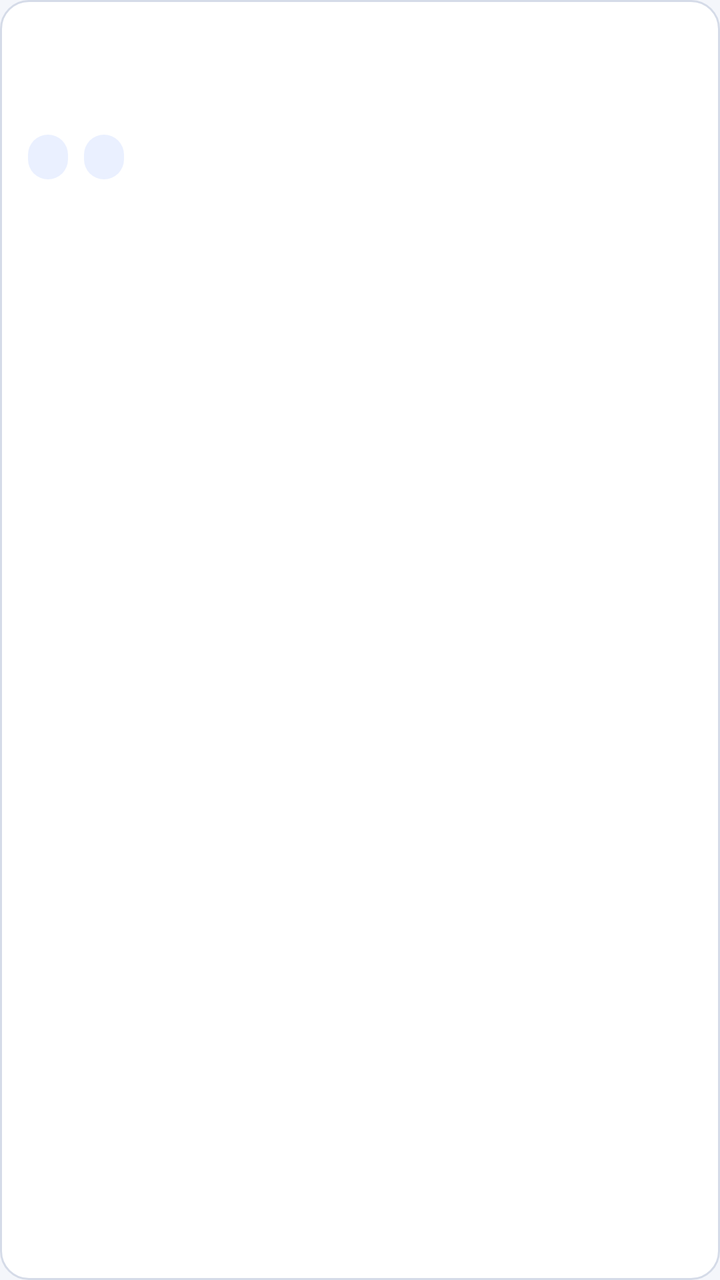
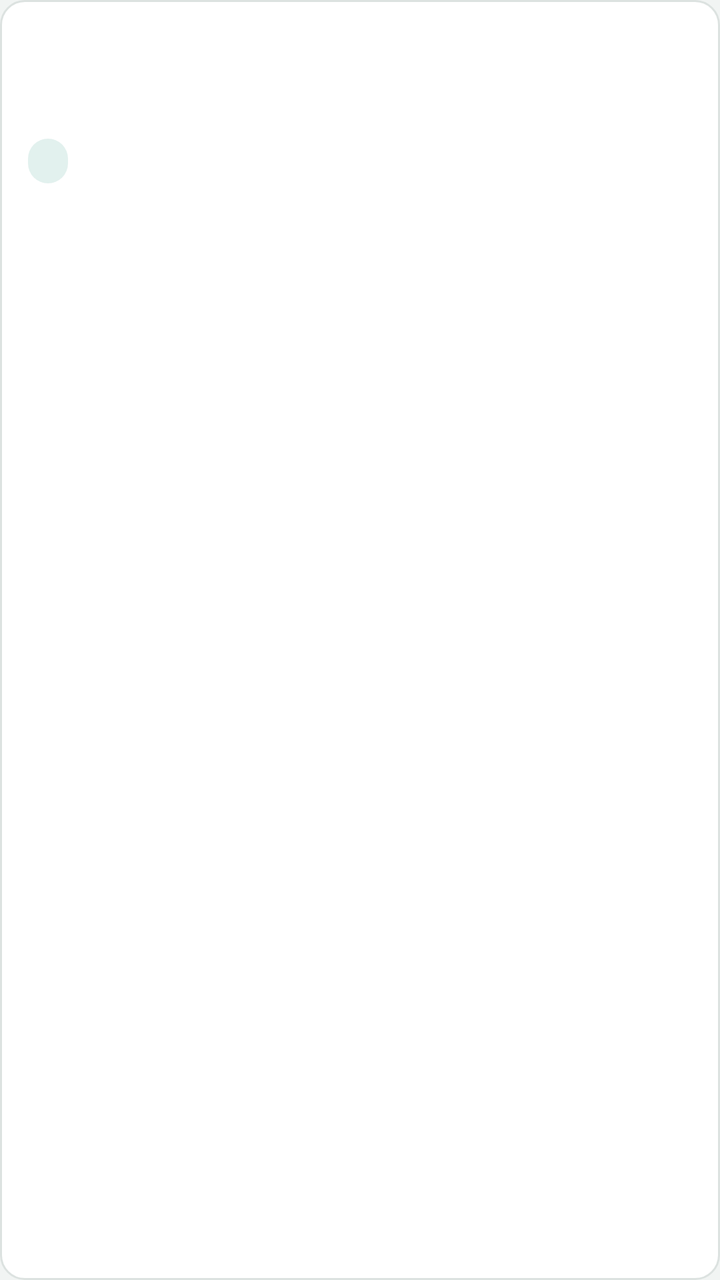

Two renders of the same Android screen: before a commit and after it. Below are the layout's source before the change and the commit's diff.
<!-- AndroidManifest.xml: application theme Theme.OperacionesCrud -->
<!-- res/layout/item_producto.xml -->
<?xml version="1.0" encoding="utf-8"?>
<LinearLayout xmlns:android="http://schemas.android.com/apk/res/android"
    android:layout_width="match_parent"
    android:layout_height="wrap_content"
    android:layout_marginBottom="10dp"
    android:background="@drawable/bg_item"
    android:clickable="true"
    android:focusable="true"
    android:orientation="vertical"
    android:padding="14dp">

    <LinearLayout
        android:layout_width="match_parent"
        android:layout_height="wrap_content"
        android:gravity="center_vertical"
        android:orientation="horizontal">

        <TextView
            android:id="@+id/tvItemNombre"
            android:layout_width="0dp"
            android:layout_height="wrap_content"
            android:layout_marginEnd="8dp"
            android:layout_weight="1"
            android:ellipsize="end"
            android:maxLines="1"
            android:textColor="@color/text_primary"
            android:textSize="16sp"
            android:textStyle="bold" />

        <TextView
            android:id="@+id/tvItemPrecio"
            android:layout_width="wrap_content"
            android:layout_height="wrap_content"
            android:textColor="@color/primary"
            android:textSize="16sp"
            android:textStyle="bold" />
    </LinearLayout>

    <TextView
        android:id="@+id/tvItemDescripcion"
        android:layout_width="match_parent"
        android:layout_height="wrap_content"
        android:layout_marginTop="4dp"
        android:ellipsize="end"
        android:maxLines="2"
        android:textColor="@color/text_secondary"
        android:textSize="13sp" />

    <LinearLayout
        android:layout_width="match_parent"
        android:layout_height="wrap_content"
        android:layout_marginTop="10dp"
        android:orientation="horizontal">

        <TextView
            android:id="@+id/tvItemCantidad"
            android:layout_width="wrap_content"
            android:layout_height="wrap_content"
            android:layout_marginEnd="8dp"
            android:background="@drawable/bg_chip"
            android:paddingStart="10dp"
            android:paddingTop="3dp"
            android:paddingEnd="10dp"
            android:paddingBottom="3dp"
            android:textColor="@color/primary_dark"
            android:textSize="12sp" />

        <TextView
            android:id="@+id/tvItemProveedor"
            android:layout_width="wrap_content"
            android:layout_height="wrap_content"
            android:background="@drawable/bg_chip"
            android:ellipsize="end"
            android:maxLines="1"
            android:paddingStart="10dp"
            android:paddingTop="3dp"
            android:paddingEnd="10dp"
            android:paddingBottom="3dp"
            android:textColor="@color/primary_dark"
            android:textSize="12sp" />
    </LinearLayout>
</LinearLayout>
<!-- resources referenced by this layout -->
<resources>
  <color name="primary">#FF2F5BEA</color>
  <color name="primary_dark">#FF1E3FAE</color>
  <color name="text_primary">#FF1B2236</color>
  <color name="text_secondary">#FF5F6B85</color>
  <!-- drawable bg_chip (drawable) -->
  <?xml version="1.0" encoding="utf-8"?>
  <shape xmlns:android="http://schemas.android.com/apk/res/android" android:shape="rectangle">
      <solid android:color="@color/primary_light" />
      <corners android:radius="20dp" />
  </shape>
  <!-- drawable bg_item (drawable) -->
  <?xml version="1.0" encoding="utf-8"?>
  <ripple xmlns:android="http://schemas.android.com/apk/res/android"
      android:color="@color/ripple">
      <item>
          <selector>
              <item android:state_activated="true">
                  <shape android:shape="rectangle">
                      <solid android:color="@color/primary_light" />
                      <corners android:radius="14dp" />
                      <stroke android:width="2dp" android:color="@color/primary" />
                  </shape>
              </item>
              <item>
                  <shape android:shape="rectangle">
                      <solid android:color="@color/surface" />
                      <corners android:radius="14dp" />
                      <stroke android:width="1dp" android:color="@color/stroke" />
                  </shape>
              </item>
          </selector>
      </item>
  </ripple>
  <style name="Theme.OperacionesCrud" parent="android:Theme.Material.Light.NoActionBar">
          <item name="android:colorPrimary">@color/primary</item>
          <item name="android:colorAccent">@color/primary</item>
          <item name="android:colorControlActivated">@color/primary</item>
          <item name="android:windowBackground">@color/background</item>
          <item name="android:statusBarColor">@color/primary_dark</item>
          <item name="android:textColorPrimary">@color/text_primary</item>
          <item name="android:textColorHint">@color/text_hint</item>
      </style>
  <color name="primary_light">#FFEAF0FF</color>
  <color name="ripple">#1F2F5BEA</color>
  <color name="surface">#FFFFFFFF</color>
  <color name="stroke">#FFD5DBE8</color>
  <color name="background">#FFF4F6FB</color>
  <color name="text_hint">#FF9AA3B8</color>
</resources>

<!-- the commit's change to res/layout/item_producto.xml (unified diff, before → after) -->
@@ -2,7 +2,7 @@
 <LinearLayout xmlns:android="http://schemas.android.com/apk/res/android"
     android:layout_width="match_parent"
     android:layout_height="wrap_content"
-    android:layout_marginBottom="10dp"
+    android:layout_marginBottom="8dp"
     android:background="@drawable/bg_item"
     android:clickable="true"
     android:focusable="true"
@@ -19,21 +19,21 @@
             android:id="@+id/tvItemNombre"
             android:layout_width="0dp"
             android:layout_height="wrap_content"
-            android:layout_marginEnd="8dp"
+            android:layout_marginEnd="12dp"
             android:layout_weight="1"
             android:ellipsize="end"
+            android:fontFamily="sans-serif-medium"
             android:maxLines="1"
             android:textColor="@color/text_primary"
-            android:textSize="16sp"
-            android:textStyle="bold" />
+            android:textSize="16sp" />
 
         <TextView
             android:id="@+id/tvItemPrecio"
             android:layout_width="wrap_content"
             android:layout_height="wrap_content"
-            android:textColor="@color/primary"
-            android:textSize="16sp"
-            android:textStyle="bold" />
+            android:fontFamily="sans-serif-medium"
+            android:textColor="@color/primary_dark"
+            android:textSize="16sp" />
     </LinearLayout>
 
     <TextView
@@ -49,34 +49,33 @@
     <LinearLayout
         android:layout_width="match_parent"
         android:layout_height="wrap_content"
-        android:layout_marginTop="10dp"
+        android:layout_marginTop="12dp"
+        android:gravity="center_vertical"
         android:orientation="horizontal">
 
+        
         <TextView
             android:id="@+id/tvItemCantidad"
             android:layout_width="wrap_content"
             android:layout_height="wrap_content"
-            android:layout_marginEnd="8dp"
-            android:background="@drawable/bg_chip"
+            android:background="@drawable/bg_chip_ok"
+            android:fontFamily="sans-serif-medium"
             android:paddingStart="10dp"
             android:paddingTop="3dp"
             android:paddingEnd="10dp"
             android:paddingBottom="3dp"
-            android:textColor="@color/primary_dark"
+            android:textColor="@color/success"
             android:textSize="12sp" />
 
         <TextView
             android:id="@+id/tvItemProveedor"
-            android:layout_width="wrap_content"
+            android:layout_width="0dp"
             android:layout_height="wrap_content"
-            android:background="@drawable/bg_chip"
+            android:layout_marginStart="10dp"
+            android:layout_weight="1"
             android:ellipsize="end"
             android:maxLines="1"
-            android:paddingStart="10dp"
-            android:paddingTop="3dp"
-            android:paddingEnd="10dp"
-            android:paddingBottom="3dp"
-            android:textColor="@color/primary_dark"
-            android:textSize="12sp" />
+            android:textColor="@color/text_secondary"
+            android:textSize="13sp" />
     </LinearLayout>
 </LinearLayout>
<!-- resource entries referenced after the edit -->
@@ -1,36 +1,42 @@
 <!-- resources referenced by this layout -->
 <resources>
-  <color name="primary">#FF2F5BEA</color>
-  <color name="primary_dark">#FF1E3FAE</color>
-  <color name="text_primary">#FF1B2236</color>
-  <color name="text_secondary">#FF5F6B85</color>
-  <!-- drawable bg_chip (drawable) -->
+  <color name="primary">#FF0E7C6B</color>
+  <color name="primary_dark">#FF0A5C4F</color>
+  <color name="success">#FF0B5F52</color>
+  <color name="text_primary">#FF16202A</color>
+  <color name="text_secondary">#FF56626B</color>
+  <!-- drawable bg_chip_ok (drawable) -->
   <?xml version="1.0" encoding="utf-8"?>
   <shape xmlns:android="http://schemas.android.com/apk/res/android" android:shape="rectangle">
-      <solid android:color="@color/primary_light" />
-      <corners android:radius="20dp" />
+      <solid android:color="@color/success_light" />
+      <corners android:radius="100dp" />
   </shape>
   <!-- drawable bg_item (drawable) -->
   <?xml version="1.0" encoding="utf-8"?>
-  <ripple xmlns:android="http://schemas.android.com/apk/res/android"
-      android:color="@color/ripple">
+  <ripple xmlns:android="http://schemas.android.com/apk/res/android" android:color="@color/ripple">
       <item>
           <selector>
               <item android:state_activated="true">
                   <shape android:shape="rectangle">
                       <solid android:color="@color/primary_light" />
-                      <corners android:radius="14dp" />
                       <stroke android:width="2dp" android:color="@color/primary" />
+                      <corners android:radius="12dp" />
                   </shape>
               </item>
               <item>
                   <shape android:shape="rectangle">
                       <solid android:color="@color/surface" />
-                      <corners android:radius="14dp" />
                       <stroke android:width="1dp" android:color="@color/stroke" />
+                      <corners android:radius="12dp" />
                   </shape>
               </item>
           </selector>
+      </item>
+      <item android:id="@android:id/mask">
+          <shape android:shape="rectangle">
+              <solid android:color="#FFFFFFFF" />
+              <corners android:radius="12dp" />
+          </shape>
       </item>
   </ripple>
   <style name="Theme.OperacionesCrud" parent="android:Theme.Material.Light.NoActionBar">
@@ -42,11 +48,12 @@
           <item name="android:textColorPrimary">@color/text_primary</item>
           <item name="android:textColorHint">@color/text_hint</item>
       </style>
-  <color name="primary_light">#FFEAF0FF</color>
-  <color name="ripple">#1F2F5BEA</color>
+  <color name="success_light">#FFE2F1EE</color>
+  <color name="primary_light">#FFE2F1EE</color>
+  <color name="ripple">#1F0E7C6B</color>
   <color name="surface">#FFFFFFFF</color>
-  <color name="stroke">#FFD5DBE8</color>
-  <color name="background">#FFF4F6FB</color>
-  <color name="text_hint">#FF9AA3B8</color>
+  <color name="stroke">#FFDCE2E0</color>
+  <color name="background">#FFF1F4F3</color>
+  <color name="text_hint">#FF7B868E</color>
 </resources>
 
